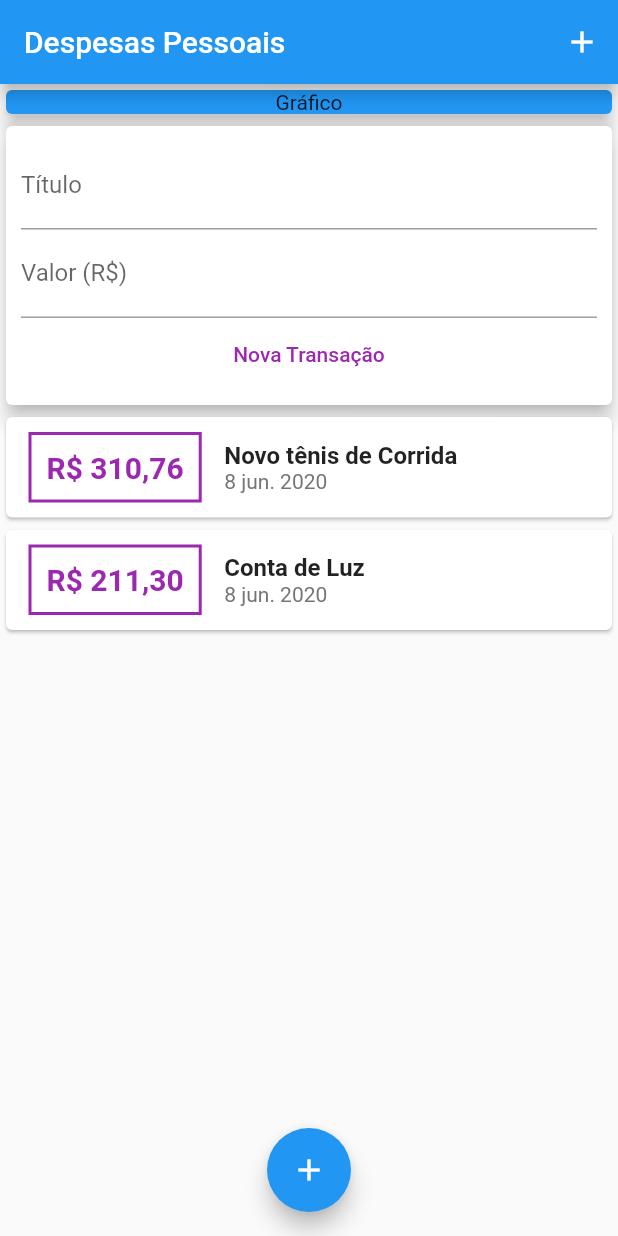
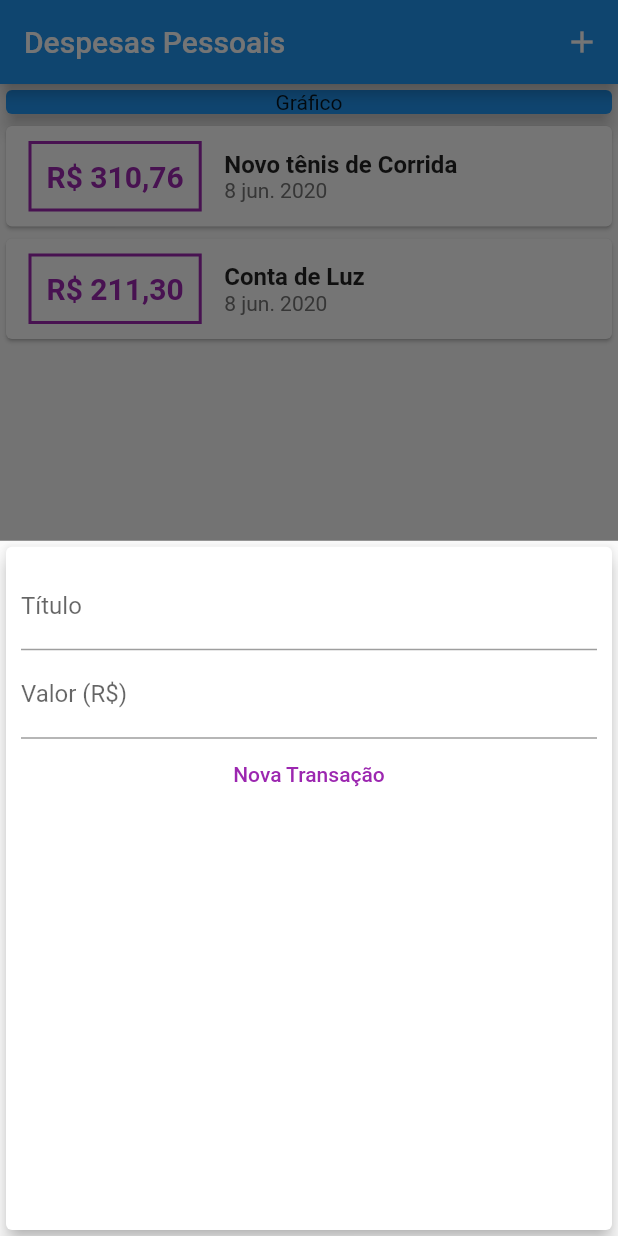
Before and after one commit to machado-jose/expenses, a Flutter app: the screen it shows after launch, after a tap on the "add" icon, on a phone screen of 412 x 824 dp. Run offline on Flutter 3.47's test engine with Material 2 defaults, Android fonts, the phone set to English and light mode, and no system bars.

```diff
--- a/lib/components/transaction_form.dart
+++ b/lib/components/transaction_form.dart
@@ -1,12 +1,19 @@
 import 'package:flutter/material.dart';
 import 'package:flutter/services.dart';
 
-class TransactionForm extends StatelessWidget {
-  final titleController = TextEditingController();
-  final valueController = TextEditingController();
+class TransactionForm extends StatefulWidget {
   final void Function(String, double) onSubmit;
 
   TransactionForm(this.onSubmit);
+
+  @override
+  _TransactionFormState createState() => _TransactionFormState();
+}
+
+class _TransactionFormState extends State<TransactionForm> {
+  final titleController = TextEditingController();
+
+  final valueController = TextEditingController();
 
   _submitForm() {
     final title = titleController.text;
@@ -14,7 +21,7 @@ class TransactionForm extends StatelessWidget {
     if (title.isEmpty || value <= 0) {
       return;
     }
-    onSubmit(title, value);
+    widget.onSubmit(title, value);
   }
 
   @override
--- a/lib/components/transaction_user.dart
+++ /dev/null
@@ -1,49 +0,0 @@
-import 'package:expenses/models/transaction.dart';
-import 'transaction_form.dart';
-import 'transaction_list.dart';
-import 'package:flutter/material.dart';
-import 'dart:math';
-
-class TransactionUser extends StatefulWidget {
-  @override
-  _TransactionUserState createState() => _TransactionUserState();
-}
-
-class _TransactionUserState extends State<TransactionUser> {
-  final List<Transaction> _transaction = [
-    Transaction(
-      id: 't1',
-      title: 'Novo tênis de Corrida',
-      value: 310.76,
-      date: DateTime.now(),
-    ),
-    Transaction(
-      id: 't2',
-      title: 'Conta de Luz',
-      value: 211.30,
-      date: DateTime.now(),
-    ),
-  ];
-
-  _addTransaction(String title, double value){
-    final newTransaction = Transaction(
-      id: Random().nextDouble().toString(),
-      title: title,
-      value: value,
-      date: DateTime.now(),
-    );
-    setState(() {
-      _transaction.add(newTransaction);
-    });
-  }
-
-  @override
-  Widget build(BuildContext context) {
-    return Column(
-      children: <Widget>[
-        TransactionForm(this._addTransaction),
-        TransactionList(this._transaction),
-      ],
-    );
-  }
-}
--- a/lib/main.dart
+++ b/lib/main.dart
@@ -1,6 +1,10 @@
+import 'package:expenses/components/transaction_form.dart';
 import 'package:flutter/material.dart';
 import 'package:flutter_localizations/flutter_localizations.dart';
-import 'components/transaction_user.dart';
+import 'package:expenses/models/transaction.dart';
+import 'components/transaction_form.dart';
+import 'components/transaction_list.dart';
+import 'dart:math';
 
 main() => runApp(ExpensesApp());
 
@@ -18,7 +22,48 @@ class ExpensesApp extends StatelessWidget {
   }
 }
 
-class MyHomePage extends StatelessWidget {
+class MyHomePage extends StatefulWidget {
+  @override
+  _MyHomePageState createState() => _MyHomePageState();
+}
+
+class _MyHomePageState extends State<MyHomePage> {
+  final List<Transaction> _transaction = [
+    Transaction(
+      id: 't1',
+      title: 'Novo tênis de Corrida',
+      value: 310.76,
+      date: DateTime.now(),
+    ),
+    Transaction(
+      id: 't2',
+      title: 'Conta de Luz',
+      value: 211.30,
+      date: DateTime.now(),
+    ),
+  ];
+
+  _openTransactionForm(BuildContext context) {
+    showModalBottomSheet(
+        context: context,
+        builder: (_) {
+          return TransactionForm(_addTransaction);
+        });
+  }
+
+  _addTransaction(String title, double value) {
+    final newTransaction = Transaction(
+      id: Random().nextDouble().toString(),
+      title: title,
+      value: value,
+      date: DateTime.now(),
+    );
+    setState(() {
+      _transaction.add(newTransaction);
+    });
+    Navigator.of(context).pop();
+  }
+
   @override
   Widget build(BuildContext context) {
     return Scaffold(
@@ -27,7 +72,7 @@ class MyHomePage extends StatelessWidget {
         actions: <Widget>[
           IconButton(
             icon: Icon(Icons.add),
-            onPressed: () {},
+            onPressed: () => this._openTransactionForm(context),
           )
         ],
       ),
@@ -46,13 +91,13 @@ class MyHomePage extends StatelessWidget {
                 color: Colors.blue,
               ),
             ),
-            TransactionUser(),
+            TransactionList(this._transaction),
           ],
         ),
       ),
       floatingActionButton: FloatingActionButton(
         child: Icon(Icons.add),
-        onPressed: () {},
+        onPressed: () => this._openTransactionForm(context),
       ),
       floatingActionButtonLocation: FloatingActionButtonLocation.centerFloat,
     );
```
